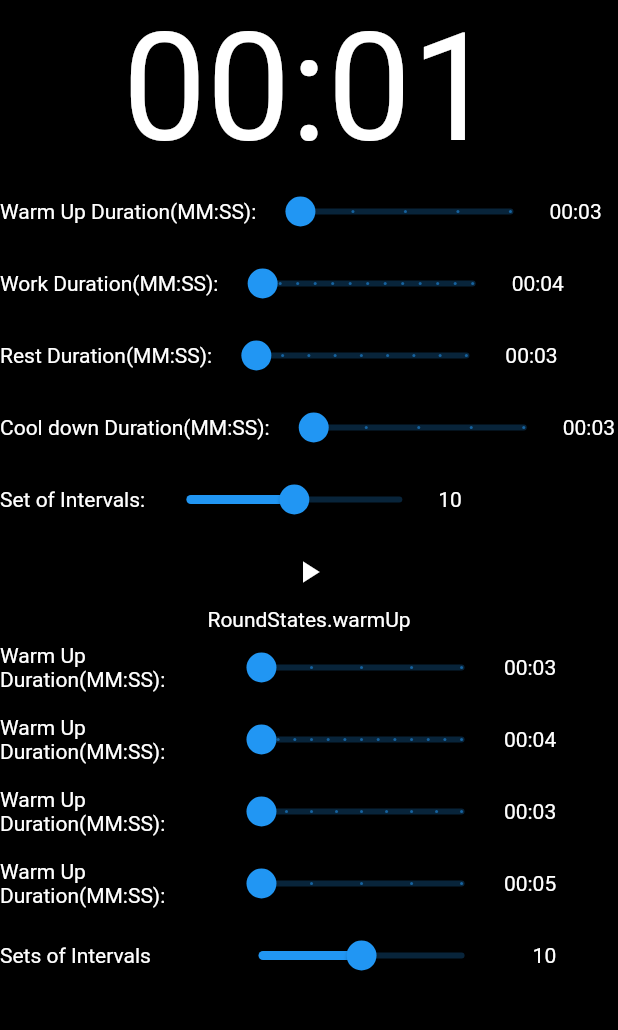
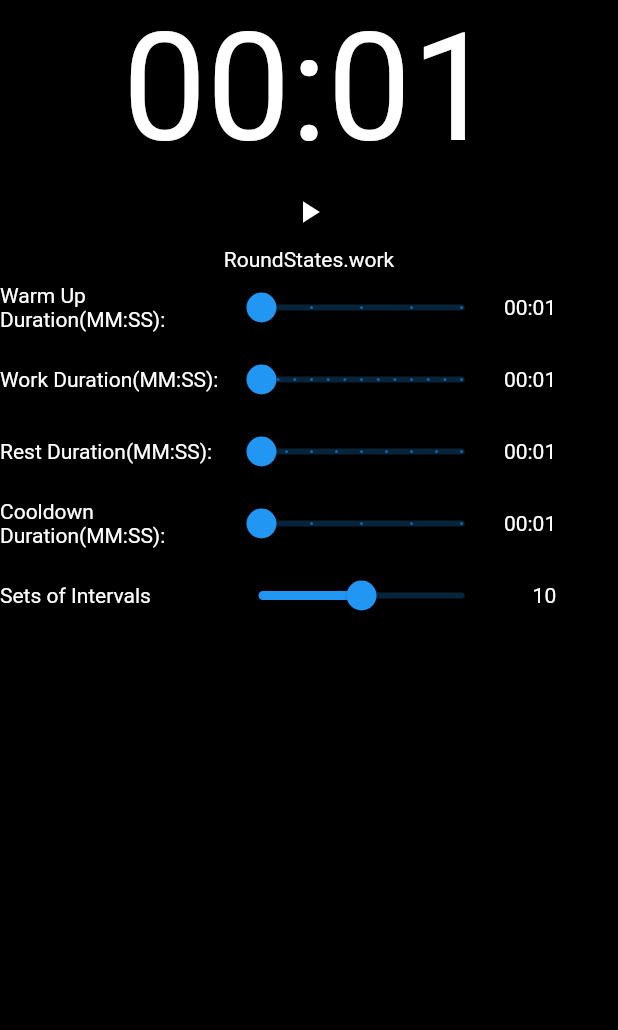
Before and after one commit to allcui/intervaltimer-flutter, a Flutter app: the IntervalTimer screen opened directly, after a tap on the "play arrow" icon, on a phone screen of 412 x 824 dp, the part 84-1114 px from its top. Run offline on Flutter 3.47's test engine with Material 2 defaults, Android fonts, the phone set to English and light mode, and no system bars.

Commit message:
made flow work

```diff
--- a/lib/model/timer_profile.dart
+++ b/lib/model/timer_profile.dart
@@ -3,10 +3,10 @@ import 'package:flutter/material.dart';
 
 class TimerProfile{
 
-  static const int defaultWarmUpDurationInSeconds = 3;
-  static const int defaultWorkDurationInSeconds = 4;
-  static const int defaultRestDurationInSeconds = 3;
-  static const int defaultCoolDownDurationInSeconds = 5;
+  static const int defaultWarmUpDurationInSeconds = 1;
+  static const int defaultWorkDurationInSeconds = 1;
+  static const int defaultRestDurationInSeconds = 1;
+  static const int defaultCoolDownDurationInSeconds = 1;
 
   static const Duration defaultWarmUpDuration = Duration(seconds: defaultWarmUpDurationInSeconds);
   static const Duration defaultWorkDuration = Duration(seconds: defaultWorkDurationInSeconds);
--- a/lib/model/workout.dart
+++ b/lib/model/workout.dart
@@ -1,15 +1,25 @@
 import 'package:countdown_timer/model/timer_profile.dart';
 
 class WorkOut{
-  const WorkOut({
+  WorkOut({
     this.id = 1,
-    this.timerProfile,
+    this.profile,
     this.startTime,
     this.endTime,
+    this.setsCompleted = 0,
   });
 
   final int id;
-  final TimerProfile timerProfile;
+  final TimerProfile profile;
   final DateTime startTime;
   final DateTime endTime;
+  int setsCompleted;
+
+  bool allSetsCompleted(){
+    return setsCompleted == profile.setCount;
+  }
+
+  void incrementSetsCompleted(){
+    setsCompleted++;
+  }
 }
--- a/lib/screen/interval_timer.dart
+++ b/lib/screen/interval_timer.dart
@@ -5,6 +5,7 @@ import 'package:countdown_timer/model/round_state.dart';
 import 'package:countdown_timer/model/slider_item.dart';
 import 'package:countdown_timer/model/timer_profile.dart';
 import 'package:countdown_timer/model/work_state.dart';
+import 'package:countdown_timer/model/workout.dart';
 import 'package:countdown_timer/widget/countdown_text.dart';
 import 'package:countdown_timer/widget/custom_slider.dart';
 import 'package:flutter/material.dart';
@@ -35,6 +36,11 @@ class _IntervalTimerState extends State<IntervalTimer> with SingleTickerProvider
     ),
     RoundStates.work: RoundState(
       current: RoundStates.work,
+      next: RoundStates.rest,
+      duration: Duration.zero,
+    ),
+    RoundStates.rest: RoundState(
+      current: RoundStates.rest,
       next: RoundStates.coolDown,
       duration: Duration.zero,
     ),
@@ -64,12 +70,15 @@ class _IntervalTimerState extends State<IntervalTimer> with SingleTickerProvider
   StepTween _countdownAnimationTween = StepTween(begin: 0, end: 0);
 
   TimerProfile _profileSelected = TimerProfile.getDefaultProfile();
-  int _remainingWorkDuration = TimerProfile.getDefaultProfile().workDuration.inSeconds;
-  int _remainingRestDuration = TimerProfile.getDefaultProfile().restDuration.inSeconds;
-  int _remainingWarmUpDuration = TimerProfile.getDefaultProfile().warmUpDuration.inSeconds;
-  int _remainingCoolDownDuration = TimerProfile.getDefaultProfile().coolDownDuration.inSeconds;
-  int _remainingSets = TimerProfile.getDefaultProfile().setCount;
+  WorkOut _currentWorkOut;
 
+  Map<SliderItems, int> _sliderItemCount = {
+    SliderItems.warmUp: TimerProfile.defaultWarmUpDurationInSeconds,
+    SliderItems.work: TimerProfile.defaultWorkDurationInSeconds,
+    SliderItems.rest: TimerProfile.defaultRestDurationInSeconds,
+    SliderItems.coolDown: TimerProfile.defaultCoolDownDurationInSeconds,
+    SliderItems.setCount: TimerProfile.defaultSetCount,
+  };
   RoundStates _currentRoundState = RoundStates.end;
 
   @override
@@ -79,7 +88,7 @@ class _IntervalTimerState extends State<IntervalTimer> with SingleTickerProvider
       duration: _roundStates[_currentRoundState].duration,
     );
     _countdownController.addStatusListener((status) {
-      if (status == AnimationStatus.completed && _currentRoundState != RoundStates.coolDown) _updateRoundState(_roundStates[_currentRoundState].next);
+      if (status == AnimationStatus.completed && _currentRoundState != RoundStates.end) _updateRoundState(_roundStates[_currentRoundState].next);
     });
 
     _countdownAnimationTween.begin = _roundStates[_currentRoundState].duration.inSeconds;
@@ -93,86 +102,13 @@ class _IntervalTimerState extends State<IntervalTimer> with SingleTickerProvider
     final double width = device.getWidth();
     final Widget timer = (_countdownController.status == AnimationStatus.forward)
         ? CountdownText(animation: _countdownAnimation, fontSize: 100.0,)
-        : Text(durationToString(_remainingWarmUpDuration), style: TextStyle(fontSize: 100.0));
+        : Text(durationToString(_sliderItemCount[SliderItems.warmUp]), style: TextStyle(fontSize: 100.0));
 
-    final Widget warmUpDurationSlider = Row(
+    final double sliderWidth = width * 0.9;
+    final Widget sliders = Column(
       children: <Widget>[
-        Text('Warm Up Duration(MM:SS): '),
-        Slider(
-          divisions: IntervalTimer.maxWarmUpDurationInSeconds ~/ 15,
-          value: _remainingWarmUpDuration.toDouble(),
-          min: 0,
-          max: IntervalTimer.maxWarmUpDurationInSeconds.toDouble(),
-          onChanged: (newDuration) {
-            setState(() {_remainingWarmUpDuration = newDuration.toInt();}
-            );
-          },
-        ),
-        Text(durationToString(_remainingWarmUpDuration)),
-      ],
-    );
-    final Widget coolDownDurationSlider = Row(
-      children: <Widget>[
-        Text('Cool down Duration(MM:SS): '),
-        Slider(
-          divisions: IntervalTimer.maxCoolDownDurationInSeconds ~/ 15,
-          value: _remainingCoolDownDuration.toDouble(),
-          min: 0,
-          max: IntervalTimer.maxCoolDownDurationInSeconds.toDouble(),
-          onChanged: (newDuration) {
-            setState(() {_remainingCoolDownDuration = newDuration.toInt();}
-            );
-          },
-        ),
-        Text(durationToString(_remainingWarmUpDuration)),
-      ],
-    );
-    final Widget workDurationSlider = Row(
-      children: <Widget>[
-        Text('Work Duration(MM:SS): '),
-        Slider(
-          divisions: IntervalTimer.maxWorkDurationInSeconds ~/ 15,
-          value: _remainingWorkDuration.toDouble(),
-          min: 0,
-          max: IntervalTimer.maxWorkDurationInSeconds.toDouble(),
-          onChanged: (newDuration) {
-            setState(() {_remainingWorkDuration = newDuration.toInt();}
-          );
-          },
-        ),
-        Text(durationToString(_remainingWorkDuration)),
-      ],
-    );
-    final Widget restDurationSlider = Row(
-      children: <Widget>[
-        Text('Rest Duration(MM:SS): '),
-        Slider(
-          divisions: IntervalTimer.maxRestDurationInSeconds ~/ 15,
-          value: _remainingRestDuration.toDouble(),
-          min: 0,
-          max: IntervalTimer.maxRestDurationInSeconds.toDouble(),
-          onChanged: (newDuration) {
-            setState(() {_remainingRestDuration = newDuration.toInt();}
-            );
-          },
-        ),
-        Text(durationToString(_remainingRestDuration)),
-      ],
-    );
-    final Widget setCountSlider = Row(
-      children: <Widget>[
-        Text('Set of Intervals: '),
-        Slider(
-          value: _remainingSets.toDouble(),
-          min: 0,
-          max: IntervalTimer.maxSetCount.toDouble(),
-          onChanged: (newSetCount) {
-            setState(() {_remainingSets = newSetCount.toInt();}
-            );
-          },
-        ),
-        Text(_remainingSets.toString()),
-      ],
+        ...SliderItems.values.map((item) => _buildSliderItem(sliderItem: item, width: sliderWidth)).toList(),
+      ]
     );
     return Scaffold(
       appBar: AppBar(title: Text(IntervalTimer.title),),
@@ -182,33 +118,9 @@ class _IntervalTimerState extends State<IntervalTimer> with SingleTickerProvider
           child: Column(
             children: <Widget>[
               timer,
-              warmUpDurationSlider,
-              workDurationSlider,
-              restDurationSlider,
-              coolDownDurationSlider,
-              setCountSlider,
               IconButton(onPressed: () => _startTimer(), icon: Icon(Icons.play_arrow, color: Colors.white,),),
               Text(_currentRoundState.toString(), style: TextStyle(color: Colors.white),),
-              CustomSlider(
-                sliderItem: SliderItems.warmUp,
-                width: width * 0.9,
-              ),
-              CustomSlider(
-                sliderItem: SliderItems.work,
-                width: width * 0.9,
-              ),
-              CustomSlider(
-                sliderItem: SliderItems.rest,
-                width: width * 0.9,
-              ),
-              CustomSlider(
-                sliderItem: SliderItems.coolDown,
-                width: width * 0.9,
-              ),
-              CustomSlider(
-                sliderItem: SliderItems.setCount,
-                width: width * 0.9,
-              ),
+              sliders,
             ],
           ),
         ),
@@ -218,15 +130,31 @@ class _IntervalTimerState extends State<IntervalTimer> with SingleTickerProvider
 
   void _startTimer(){
     _profileSelected = TimerProfile(
-      warmUpDuration: Duration(seconds: _remainingWarmUpDuration),
-      workDuration: Duration(seconds: _remainingWorkDuration),
-      restDuration: Duration(seconds: _remainingRestDuration),
-      coolDownDuration: Duration(seconds: _remainingCoolDownDuration),
-      setCount: _remainingSets,
+      warmUpDuration: Duration(seconds: _sliderItemCount[SliderItems.warmUp]),
+      workDuration: Duration(seconds: _sliderItemCount[SliderItems.work]),
+      restDuration: Duration(seconds: _sliderItemCount[SliderItems.rest]),
+      coolDownDuration: Duration(seconds: _sliderItemCount[SliderItems.coolDown]),
+      setCount: _sliderItemCount[SliderItems.setCount],
     );
-    _updateRoundState(RoundStates.warmUp);
+    _currentWorkOut = WorkOut(startTime: DateTime.now(), profile: _profileSelected);
+    _updateRoundState(_roundStates[_currentRoundState].next);
   }
   void _updateRoundState(RoundStates roundState) async {
+
+    switch (roundState) {
+      case RoundStates.coolDown:
+        _currentWorkOut.incrementSetsCompleted();
+        log(_currentWorkOut.setsCompleted.toString());
+        if (!_currentWorkOut.allSetsCompleted()) {
+          _updateRoundState(RoundStates.work);
+          break;
+        }
+        continue asNormal;
+
+      case RoundStates.end:
+        _showCompleteDialog();
+      asNormal:
+      default:
         setState(() {
           _currentRoundState = roundState;
           log('updated round state to ' + roundState.toString());
@@ -237,6 +165,8 @@ class _IntervalTimerState extends State<IntervalTimer> with SingleTickerProvider
         _countdownController.duration = currentRoundStateDuration;
         _countdownController.reset();
         await _countdownController.forward();
+        break;
+    }
   }
 
   String durationToString(int durationInSeconds){
@@ -249,4 +179,22 @@ class _IntervalTimerState extends State<IntervalTimer> with SingleTickerProvider
     return '$minutesString:$secondsString';
   }
 
+  Widget _buildSliderItem({SliderItems sliderItem, double width}){
+    return CustomSlider(
+      sliderItem: sliderItem,
+      width: width,
+      callback: (sliderItem, newCount) => _updateSliderItemCount(sliderItem, newCount),
+    );
   }
+
+  void _updateSliderItemCount(SliderItems sliderItem, int newCount){
+    setState(() {
+      _sliderItemCount[sliderItem] = newCount;
+    });
+  }
+
+  void _showCompleteDialog() {
+
+  }
+
+}
--- a/lib/widget/custom_slider.dart
+++ b/lib/widget/custom_slider.dart
@@ -9,10 +9,12 @@ class CustomSlider extends StatefulWidget {
   const CustomSlider({
     this.sliderItem,
     this.width,
+    this.callback,
   });
 
   final SliderItems sliderItem;
   final double width;
+  final void Function(SliderItems, int) callback;
   @override
   _CustomSliderState createState() => _CustomSliderState();
 }
@@ -27,19 +29,19 @@ class _CustomSliderState extends State<CustomSlider> {
     ),
     SliderItems.work: SliderItem(
       item: SliderItems.work,
-      textDescription: 'Warm Up Duration(MM:SS):',
+      textDescription: 'Work Duration(MM:SS):',
       divisions: IntervalTimer.maxWorkDurationInSeconds ~/ 15,
       maxValue: IntervalTimer.maxWorkDurationInSeconds.toDouble(),
     ),
     SliderItems.rest: SliderItem(
-      item: SliderItems.warmUp,
-      textDescription: 'Warm Up Duration(MM:SS):',
+      item: SliderItems.rest,
+      textDescription: 'Rest Duration(MM:SS):',
       divisions: IntervalTimer.maxRestDurationInSeconds ~/ 15,
       maxValue: IntervalTimer.maxRestDurationInSeconds.toDouble(),
     ),
     SliderItems.coolDown: SliderItem(
       item: SliderItems.coolDown,
-      textDescription: 'Warm Up Duration(MM:SS):',
+      textDescription: 'Cooldown Duration(MM:SS):',
       divisions: IntervalTimer.maxCoolDownDurationInSeconds ~/ 15,
       maxValue: IntervalTimer.maxCoolDownDurationInSeconds.toDouble(),
     ),
@@ -68,7 +70,6 @@ class _CustomSliderState extends State<CustomSlider> {
   }
   @override
   Widget build(BuildContext context) {
-    log(_count.toString());
     final double width = widget.width;
     final SliderItem sliderItem = sliderItems[widget.sliderItem];
     return Row(
@@ -83,10 +84,7 @@ class _CustomSliderState extends State<CustomSlider> {
             divisions: sliderItem.divisions,
             value: _count.toDouble(),
             max: sliderItem.maxValue,
-            onChanged: (newCount) {
-              setState(() {_count = newCount.toInt();}
-              );
-            },
+            onChanged: (newCount) => _onChanged(newCount),
           ),
         ),
         Container(
@@ -98,6 +96,12 @@ class _CustomSliderState extends State<CustomSlider> {
     );
   }
 
+  void _onChanged(double newCount) {
+    {setState(() {_count = newCount.toInt();});}
+    widget.callback(widget.sliderItem, newCount.toInt());
+  }
+
+
   String durationToString(int durationInSeconds){
     final duration = Duration(seconds: durationInSeconds);
     final minutes = duration.inMinutes;
```
Lines whose indentation alone changed are shown as unchanged.
